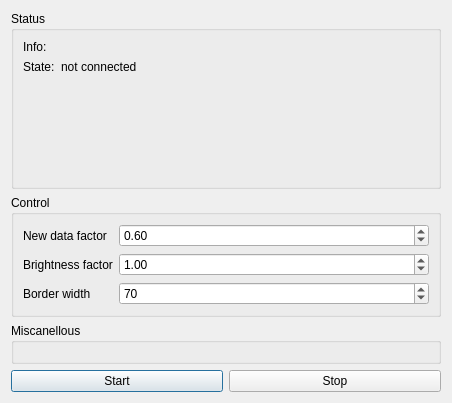
The window that ambilight-gui/controldialog.ui (enra64/PalliLux) describes before a commit, drawn with Qt 5.
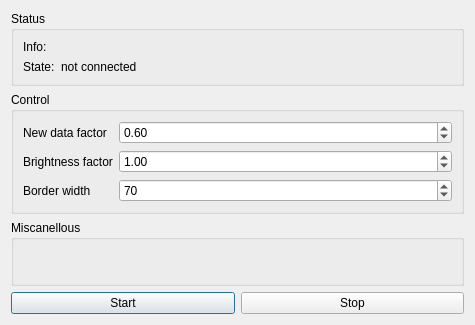
The same window after the commit.

Diff of the .ui file:
```diff
--- a/ambilight-gui/controldialog.ui
+++ b/ambilight-gui/controldialog.ui
@@ -6,8 +6,8 @@
    <rect>
     <x>0</x>
     <y>0</y>
-    <width>452</width>
-    <height>403</height>
+    <width>475</width>
+    <height>325</height>
    </rect>
   </property>
   <property name="sizePolicy">
@@ -20,10 +20,13 @@
    <string>AmbiLight run control</string>
   </property>
   <layout class="QVBoxLayout" name="mainLayout">
+   <property name="sizeConstraint">
+    <enum>QLayout::SetMinimumSize</enum>
+   </property>
    <item>
     <widget class="QGroupBox" name="statusBox">
      <property name="sizePolicy">
-      <sizepolicy hsizetype="Preferred" vsizetype="Expanding">
+      <sizepolicy hsizetype="Preferred" vsizetype="Minimum">
        <horstretch>0</horstretch>
        <verstretch>0</verstretch>
       </sizepolicy>
@@ -32,6 +35,9 @@
       <string>Status</string>
      </property>
      <layout class="QFormLayout" name="formLayout_3">
+      <property name="sizeConstraint">
+       <enum>QLayout::SetMinimumSize</enum>
+      </property>
       <item row="0" column="0">
        <widget class="QLabel" name="infoLabel">
         <property name="text">
@@ -65,10 +71,19 @@
    </item>
    <item>
     <widget class="QGroupBox" name="controlBox">
+     <property name="sizePolicy">
+      <sizepolicy hsizetype="Preferred" vsizetype="Minimum">
+       <horstretch>0</horstretch>
+       <verstretch>0</verstretch>
+      </sizepolicy>
+     </property>
      <property name="title">
       <string>Control</string>
      </property>
      <layout class="QFormLayout" name="formLayout">
+      <property name="sizeConstraint">
+       <enum>QLayout::SetMinimumSize</enum>
+      </property>
       <item row="0" column="0">
        <widget class="QLabel" name="label">
         <property name="text">
@@ -125,6 +140,12 @@
    </item>
    <item>
     <widget class="QGroupBox" name="miscBox">
+     <property name="sizePolicy">
+      <sizepolicy hsizetype="Preferred" vsizetype="Minimum">
+       <horstretch>0</horstretch>
+       <verstretch>0</verstretch>
+      </sizepolicy>
+     </property>
      <property name="title">
       <string>Miscanellous</string>
      </property>
```
